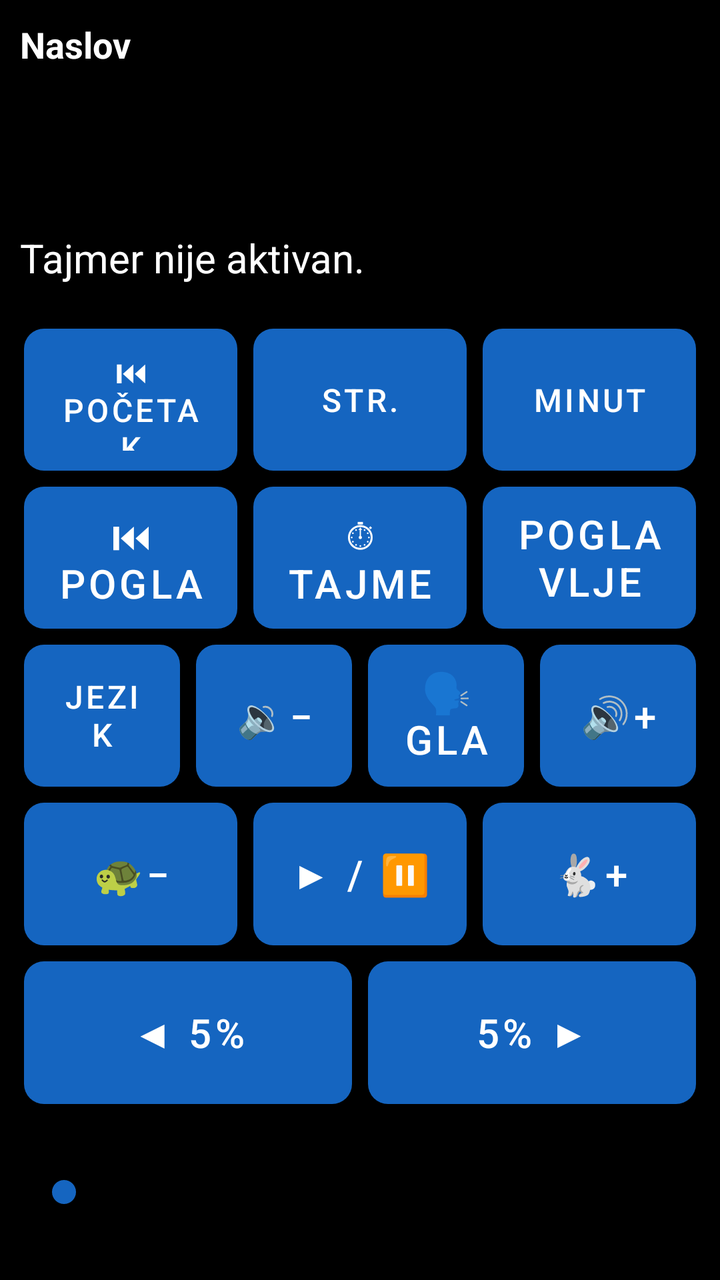
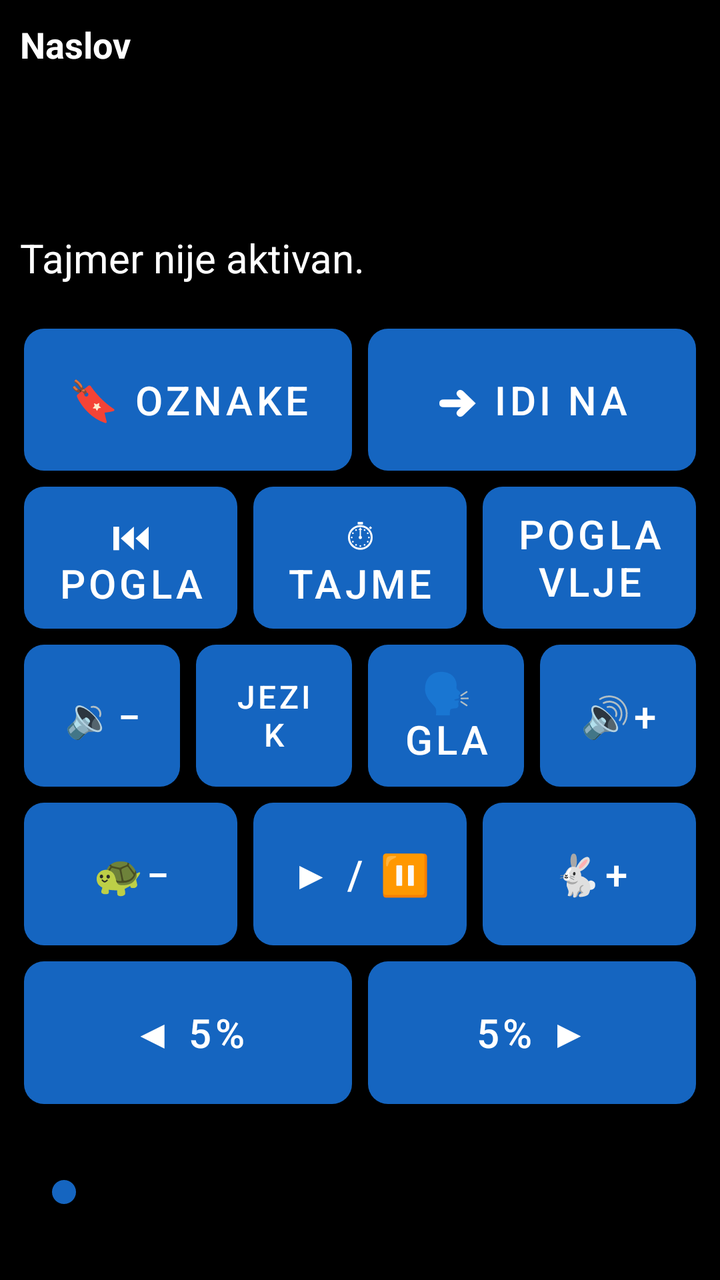

Two renders of the same Android screen: before a commit and after it. Below are the layout's source before the change and the commit's diff.
<!-- AndroidManifest.xml: application theme Theme.RecPoRec -->
<!-- res/layout/activity_reader.xml -->
<?xml version="1.0" encoding="utf-8"?>
<LinearLayout xmlns:android="http://schemas.android.com/apk/res/android"
    android:layout_width="match_parent"
    android:layout_height="match_parent"
    android:orientation="vertical"
    android:fitsSystemWindows="true"
    android:background="@color/background">

    
    <LinearLayout
        android:layout_width="match_parent"
        android:layout_height="wrap_content"
        android:orientation="vertical"
        android:padding="10dp">

        <TextView
            android:id="@+id/textDocTitle"
            android:layout_width="match_parent"
            android:layout_height="wrap_content"
            android:textSize="18sp"
            android:textStyle="bold"
            android:textColor="@color/text_primary"
            android:maxLines="1"
            android:ellipsize="end"
            android:text="Naslov" />

        <TextView
            android:id="@+id/textPages"
            android:layout_width="match_parent"
            android:layout_height="wrap_content"
            android:textSize="20sp"
            android:textColor="@color/text_primary"
            android:accessibilityLiveRegion="polite" />

        <TextView
            android:id="@+id/textElapsed"
            android:layout_width="match_parent"
            android:layout_height="wrap_content"
            android:textSize="20sp"
            android:textColor="@color/text_primary" />

        <TextView
            android:id="@+id/textRemaining"
            android:layout_width="match_parent"
            android:layout_height="wrap_content"
            android:textSize="20sp"
            android:textColor="@color/text_primary" />

        <TextView
            android:id="@+id/textTimerStatus"
            android:layout_width="match_parent"
            android:layout_height="wrap_content"
            android:textSize="20sp"
            android:textColor="@color/text_primary"
            android:text="Tajmer nije aktivan." />
    </LinearLayout>

    
    <LinearLayout
        android:layout_width="match_parent"
        android:layout_height="0dp"
        android:layout_weight="1"
        android:orientation="vertical"
        android:padding="8dp">

        
        <LinearLayout
            android:layout_width="match_parent"
            android:layout_height="0dp"
            android:layout_weight="1"
            android:orientation="horizontal">

            <Button android:id="@+id/btnGoStart" style="@style/KeyButton"
                android:backgroundTint="@color/btn_goto_page"
                android:contentDescription="Idi na početak dokumenta"
                android:textSize="16sp"
                android:text="⏮ Početak" />

            <Button android:id="@+id/btnGotoPage" style="@style/KeyButton"
                android:backgroundTint="@color/btn_goto_page"
                android:contentDescription="@string/btn_goto_page"
                android:textSize="16sp"
                android:text="Str." />

            <Button android:id="@+id/btnGotoMinute" style="@style/KeyButton"
                android:backgroundTint="@color/btn_goto_page"
                android:contentDescription="Idi na određeni minut u dokumentu"
                android:textSize="16sp"
                android:text="Minut" />
        </LinearLayout>

        
        <LinearLayout
            android:layout_width="match_parent"
            android:layout_height="0dp"
            android:layout_weight="1"
            android:orientation="horizontal">

            <Button android:id="@+id/btnPrevChapter" style="@style/KeyButton"
                android:backgroundTint="@color/btn_chapter"
                android:contentDescription="@string/btn_prev_chapter"
                android:text="⏮ Poglavlje" />

            <Button android:id="@+id/btnTimer" style="@style/KeyButton"
                android:backgroundTint="@color/btn_timer"
                android:contentDescription="@string/btn_timer"
                android:text="⏱ Tajmer" />

            <Button android:id="@+id/btnNextChapter" style="@style/KeyButton"
                android:backgroundTint="@color/btn_chapter"
                android:contentDescription="@string/btn_next_chapter"
                android:text="Poglavlje ⏭" />
        </LinearLayout>

        
        <LinearLayout
            android:layout_width="match_parent"
            android:layout_height="0dp"
            android:layout_weight="1"
            android:orientation="horizontal">

            <Button android:id="@+id/btnDocLanguage" style="@style/KeyButton"
                android:backgroundTint="@color/btn_goto_page"
                android:contentDescription="Jezik za ovaj dokument"
                android:textSize="16sp"
                android:text="Jezik" />

            <Button android:id="@+id/btnVolDown" style="@style/KeyButton"
                android:backgroundTint="@color/btn_volume"
                android:contentDescription="@string/btn_vol_down"
                android:text="🔉−" />

            <Button android:id="@+id/btnVoice" style="@style/KeyButton"
                android:backgroundTint="@color/btn_voice"
                android:contentDescription="@string/btn_voice"
                android:text="🗣 Glas" />

            <Button android:id="@+id/btnVolUp" style="@style/KeyButton"
                android:backgroundTint="@color/btn_volume"
                android:contentDescription="@string/btn_vol_up"
                android:text="🔊+" />
        </LinearLayout>

        
        <LinearLayout
            android:layout_width="match_parent"
            android:layout_height="0dp"
            android:layout_weight="1"
            android:orientation="horizontal">

            <Button android:id="@+id/btnSpeedDown" style="@style/KeyButton"
                android:backgroundTint="@color/btn_speed"
                android:contentDescription="@string/btn_speed_down"
                android:text="🐢−" />

            <Button android:id="@+id/btnPlayPause" style="@style/KeyButton"
                android:backgroundTint="@color/btn_play"
                android:contentDescription="@string/btn_play_pause"
                android:text="▶ / ⏸" />

            <Button android:id="@+id/btnSpeedUp" style="@style/KeyButton"
                android:backgroundTint="@color/btn_speed"
                android:contentDescription="@string/btn_speed_up"
                android:text="🐇+" />
        </LinearLayout>

        
        <LinearLayout
            android:layout_width="match_parent"
            android:layout_height="0dp"
            android:layout_weight="1"
            android:orientation="horizontal">

            <Button android:id="@+id/btnStepBack" style="@style/KeyButton"
                android:layout_weight="2"
                android:backgroundTint="@color/btn_page_nav"
                android:contentDescription="@string/slider_back"
                android:text="◀ 5%" />

            <Button android:id="@+id/btnStepForward" style="@style/KeyButton"
                android:layout_weight="2"
                android:backgroundTint="@color/btn_page_nav"
                android:contentDescription="@string/slider_forward"
                android:text="5% ▶" />
        </LinearLayout>

    </LinearLayout>

    
    <SeekBar
        android:id="@+id/seekProgress"
        android:layout_width="match_parent"
        android:layout_height="56dp"
        android:layout_marginStart="16dp"
        android:layout_marginEnd="16dp"
        android:layout_marginTop="4dp"
        android:layout_marginBottom="16dp"
        android:contentDescription="@string/slider_position"
        android:max="100"
        android:progressTint="@color/btn_voice"
        android:thumbTint="@color/btn_voice" />

</LinearLayout>
<!-- resources referenced by this layout -->
<resources>
  <color name="background">#000000</color>
  <color name="btn_chapter">#2E7D32</color>
  <color name="btn_goto_page">#5D4037</color>
  <color name="btn_page_nav">#AD1457</color>
  <color name="btn_play">#D84315</color>
  <color name="btn_speed">#00838F</color>
  <color name="btn_timer">#6A1B9A</color>
  <color name="btn_voice">#1565C0</color>
  <color name="btn_volume">#F9A825</color>
  <color name="text_primary">#FFFFFF</color>
  <string name="btn_goto_page">Idi na stranicu</string>
  <string name="btn_next_chapter">Sledeće poglavlje</string>
  <string name="btn_play_pause">Pusti ili pauziraj čitanje</string>
  <string name="btn_prev_chapter">Prethodno poglavlje</string>
  <string name="btn_speed_down">Smanji brzinu čitanja</string>
  <string name="btn_speed_up">Povećaj brzinu čitanja</string>
  <string name="btn_timer">Tajmer za automatsku pauzu</string>
  <string name="btn_voice">Izbor glasa</string>
  <string name="btn_vol_down">Smanji jačinu zvuka</string>
  <string name="btn_vol_up">Pojačaj zvuk</string>
  <string name="slider_back">Pomeri pet posto unazad</string>
  <string name="slider_forward">Pomeri pet posto unapred</string>
  <string name="slider_position">Klizač za pomeranje kroz knjigu, pet posto po koraku</string>
  <style name="KeyButton">
          <item name="android:layout_width">0dp</item>
          <item name="android:layout_height">match_parent</item>
          <item name="android:layout_weight">1</item>
          <item name="android:layout_margin">4dp</item>
          <item name="android:textSize">20sp</item>
          <item name="android:textColor">@color/button_text</item>
          <item name="android:background">@drawable/key_button_shape</item>
          <item name="android:stateListAnimator">@null</item>
          <item name="android:elevation">0dp</item>
      </style>
  <style name="Theme.RecPoRec" parent="Theme.MaterialComponents.DayNight.NoActionBar">
          <item name="android:windowBackground">@color/background</item>
          <item name="android:textColorPrimary">@color/text_primary</item>
          <item name="colorPrimary">@color/btn_voice</item>
          <item name="colorOnPrimary">@color/button_text</item>
      </style>
  <color name="button_text">#FFFFFF</color>
  <!-- drawable key_button_shape (drawable) -->
  <?xml version="1.0" encoding="utf-8"?>
  <shape xmlns:android="http://schemas.android.com/apk/res/android"
      android:shape="rectangle">
      <corners android:radius="10dp" />
      <solid android:color="#FFFFFF" />
  </shape>
</resources>

<!-- the commit's change to res/layout/activity_reader.xml (unified diff, before → after) -->
@@ -70,23 +70,15 @@
             android:layout_weight="1"
             android:orientation="horizontal">
 
-            <Button android:id="@+id/btnGoStart" style="@style/KeyButton"
+            <Button android:id="@+id/btnBookmarks" style="@style/KeyButton"
                 android:backgroundTint="@color/btn_goto_page"
-                android:contentDescription="Idi na početak dokumenta"
-                android:textSize="16sp"
-                android:text="⏮ Početak" />
+                android:contentDescription="Oznake - dodaj, ukloni ili ukloni sve oznake u ovom dokumentu"
+                android:text="🔖 Oznake" />
 
-            <Button android:id="@+id/btnGotoPage" style="@style/KeyButton"
+            <Button android:id="@+id/btnGoTo" style="@style/KeyButton"
                 android:backgroundTint="@color/btn_goto_page"
-                android:contentDescription="@string/btn_goto_page"
-                android:textSize="16sp"
-                android:text="Str." />
-
-            <Button android:id="@+id/btnGotoMinute" style="@style/KeyButton"
-                android:backgroundTint="@color/btn_goto_page"
-                android:contentDescription="Idi na određeni minut u dokumentu"
-                android:textSize="16sp"
-                android:text="Minut" />
+                android:contentDescription="Idi na stranicu, minut ili oznaku"
+                android:text="➜ Idi na" />
         </LinearLayout>
 
         
@@ -119,16 +111,16 @@
             android:layout_weight="1"
             android:orientation="horizontal">
 
+            <Button android:id="@+id/btnVolDown" style="@style/KeyButton"
+                android:backgroundTint="@color/btn_volume"
+                android:contentDescription="@string/btn_vol_down"
+                android:text="🔉−" />
+
             <Button android:id="@+id/btnDocLanguage" style="@style/KeyButton"
                 android:backgroundTint="@color/btn_goto_page"
                 android:contentDescription="Jezik za ovaj dokument"
                 android:textSize="16sp"
                 android:text="Jezik" />
-
-            <Button android:id="@+id/btnVolDown" style="@style/KeyButton"
-                android:backgroundTint="@color/btn_volume"
-                android:contentDescription="@string/btn_vol_down"
-                android:text="🔉−" />
 
             <Button android:id="@+id/btnVoice" style="@style/KeyButton"
                 android:backgroundTint="@color/btn_voice"
<!-- resource entries referenced after the edit -->
@@ -10,7 +10,6 @@
   <color name="btn_voice">#1565C0</color>
   <color name="btn_volume">#F9A825</color>
   <color name="text_primary">#FFFFFF</color>
-  <string name="btn_goto_page">Idi na stranicu</string>
   <string name="btn_next_chapter">Sledeće poglavlje</string>
   <string name="btn_play_pause">Pusti ili pauziraj čitanje</string>
   <string name="btn_prev_chapter">Prethodno poglavlje</string>
